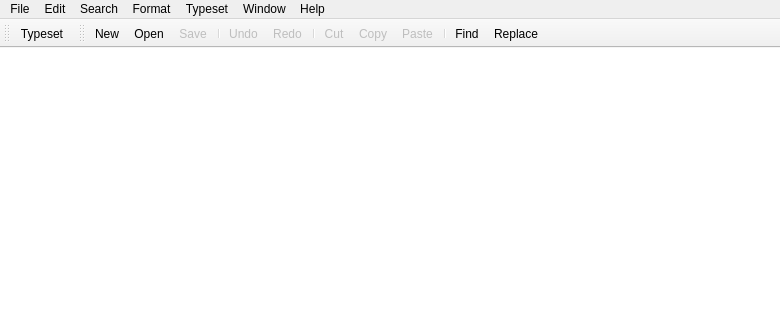
Old version of the form src/TeXDocument.ui in the repository Sharpie/TeXworks; both pictures show x 0 to 780 and y 0 to 320 of the 780 by 580 pixel window.
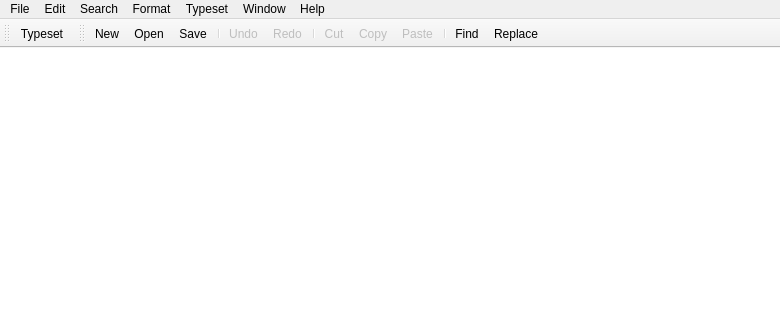
New version of the form. Icons and pictures are not drawn. Custom widgets are drawn as their Qt base class.

```diff
--- a/src/TeXDocument.ui
+++ b/src/TeXDocument.ui
@@ -441,9 +441,6 @@
    </property>
   </action>
   <action name="actionSave">
-   <property name="enabled">
-    <bool>false</bool>
-   </property>
    <property name="icon">
     <iconset resource="../res/resources.qrc">
      <normaloff>:/images/tango/document-save.png</normaloff>:/images/tango/document-save.png</iconset>
```
